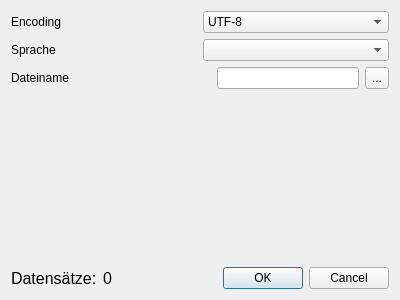
The window that viur_admin/ui/csvexport.ui (viur-framework/viur-admin) describes before a commit, drawn with Qt 5.
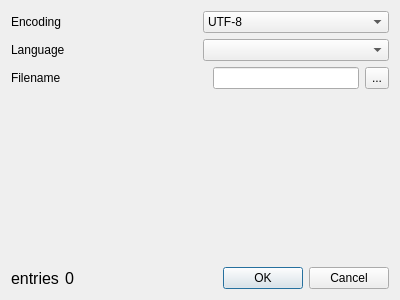
The same window after the commit.

```diff
--- a/viur_admin/ui/csvexport.ui
+++ b/viur_admin/ui/csvexport.ui
@@ -47,7 +47,7 @@
      <item>
       <widget class="QLabel" name="seperatorLabel">
        <property name="text">
-        <string>Sprache</string>
+        <string>Language</string>
        </property>
        <property name="buddy">
         <cstring>langComboBox</cstring>
@@ -76,7 +76,7 @@
         </size>
        </property>
        <property name="text">
-        <string>Dateiname</string>
+        <string>Filename</string>
        </property>
       </widget>
      </item>
@@ -150,7 +150,7 @@
         </font>
        </property>
        <property name="text">
-        <string>Datensätze:</string>
+        <string>entries</string>
        </property>
       </widget>
      </item>
```
